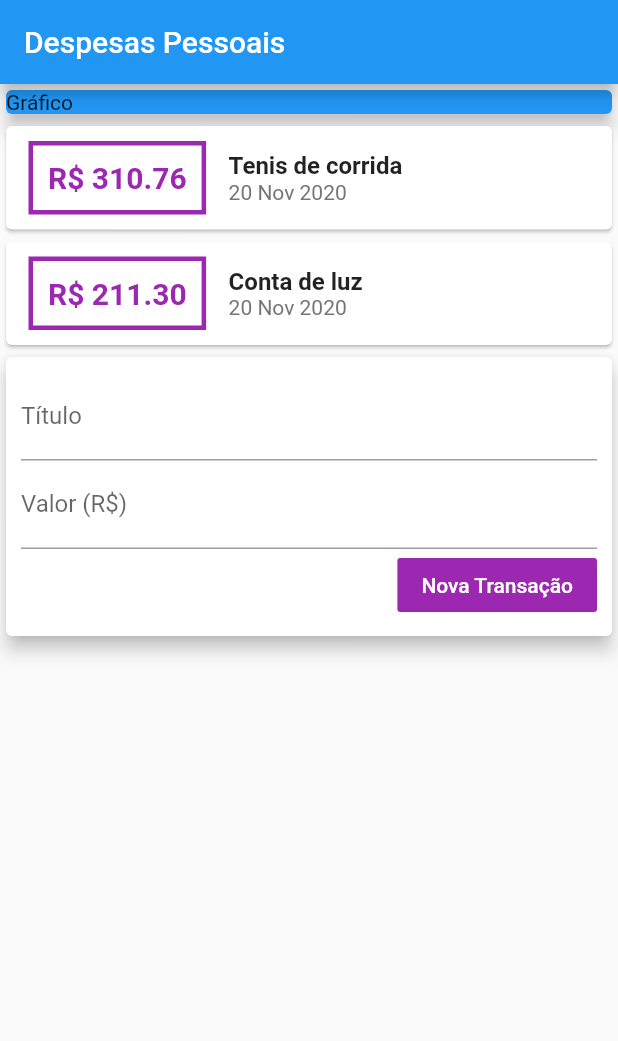
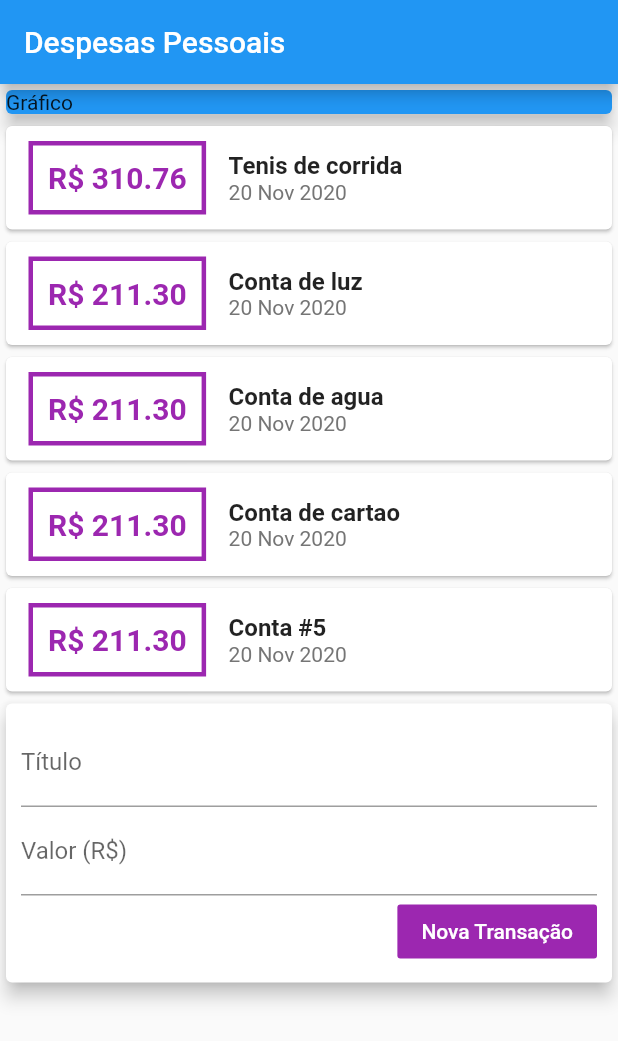
Before and after one commit to Leuow95/expenses-flutter, a Flutter app: the screen it shows after launch, on a phone screen of 412 x 824 dp. Shown: the top 1041 px of the screen. Run offline on Flutter 3.47's test engine with Material 2 defaults, Android fonts, the phone set to English and light mode, and no system bars.

Commit message:
correcting the bug of overload wraping the column with a SingleChildScrollView

```diff
--- a/lib/components/transaction_user.dart
+++ b/lib/components/transaction_user.dart
@@ -22,6 +22,24 @@ class _TransactionUserState extends State<TransactionUser> {
     Transaction(
       id: 't2',
       title: 'Conta de luz',
+      value: 211.30,
+      date: DateTime.now(),
+    ),
+    Transaction(
+      id: 't3',
+      title: 'Conta de agua',
+      value: 211.30,
+      date: DateTime.now(),
+    ),
+    Transaction(
+      id: 't4',
+      title: 'Conta de cartao',
+      value: 211.30,
+      date: DateTime.now(),
+    ),
+    Transaction(
+      id: 't',
+      title: 'Conta #5',
       value: 211.30,
       date: DateTime.now(),
     ),
--- a/lib/main.dart
+++ b/lib/main.dart
@@ -19,7 +19,8 @@ class MyHomePage extends StatelessWidget {
       appBar: AppBar(
         title: Text('Despesas Pessoais'),
       ),
-      body: Column(
+      body: SingleChildScrollView(
+        child: Column(
           crossAxisAlignment: CrossAxisAlignment.stretch,
           children: <Widget>[
             Container(
@@ -33,6 +34,7 @@ class MyHomePage extends StatelessWidget {
             TransactionUser(),
           ],
         ),
+      ),
     );
   }
 }
```
Lines whose indentation alone changed are shown as unchanged.
